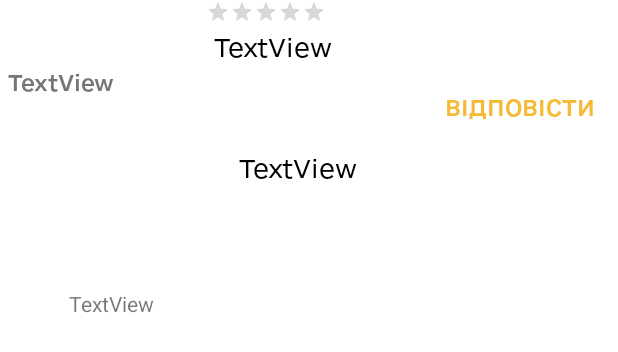
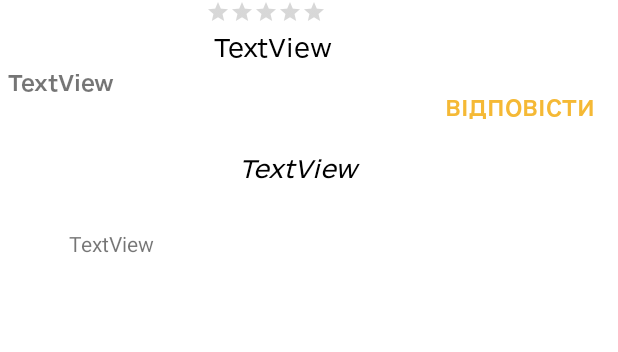
Before and after one commit to cryzalit/MyHosp, an Android app: the layout comment_view.xml on its own in the app's theme, with its tools: preview values and no code run, on a phone screen of 412 x 824 dp. Shown: the top 352 px of the screen. Run offline under Robolectric (Android 15) with nearby library versions, the phone set to English and light mode, and no system bars.

```diff
--- a/app/src/main/res/layout/activity_doctor_profile.xml
+++ b/app/src/main/res/layout/activity_doctor_profile.xml
@@ -106,7 +106,9 @@
             android:layout_height="wrap_content"
             android:layout_weight="1"
             android:onClick="sendcomment"
-            android:text="ВІДПРАВИТИ" />
+            android:text="ВІДПРАВИТИ"
+            android:textSize="16sp"
+            android:textStyle="bold" />
     </LinearLayout>
 
     <LinearLayout
--- a/app/src/main/res/layout/comment_view.xml
+++ b/app/src/main/res/layout/comment_view.xml
@@ -93,7 +93,7 @@
 
         <LinearLayout
             android:layout_width="0dp"
-            android:layout_height="wrap_content"
+            android:layout_height="match_parent"
             android:layout_weight="3"
             android:orientation="vertical"
             android:paddingStart="15dp">
@@ -104,7 +104,7 @@
                 android:layout_height="wrap_content"
                 android:layout_margin="5dp"
                 android:maxHeight="80dp"
-                android:minHeight="80dp" />
+                android:minHeight="40dp" />
 
             <TextView
                 android:id="@+id/doctor_name"
@@ -123,12 +123,13 @@
             <TextView
                 android:id="@+id/answer_comment"
                 android:layout_width="match_parent"
-                android:layout_height="match_parent"
+                android:layout_height="wrap_content"
                 android:layout_margin="5dp"
                 android:fontFamily="@font/eukrainel"
                 android:text="TextView"
                 android:textColor="@color/black"
-                android:textSize="16sp" />
+                android:textSize="16sp"
+                android:textStyle="italic" />
         </LinearLayout>
     </LinearLayout>
 </LinearLayout>
--- a/app/src/main/res/values/colors.xml
+++ b/app/src/main/res/values/colors.xml
@@ -8,6 +8,10 @@
     <color name="black">#FF000000</color>
     <color name="white">#FFFFFFFF</color>
     <color name="orange">#F5B935</color>
+    <color name="mygreen">#08836a</color>
+    <color name="myred">#a90000</color>
+
+    #8f0000
 
 
 </resources>
--- a/app/src/main/res/values/themes.xml
+++ b/app/src/main/res/values/themes.xml
@@ -2,8 +2,8 @@
     <!-- Base application theme. -->
     <style name="Theme.MyHosp" parent="Theme.MaterialComponents.DayNight.DarkActionBar">
         <!-- Primary brand color. -->
-        <item name="colorPrimary">@color/purple_500</item>
-        <item name="colorPrimaryVariant">@color/purple_700</item>
+        <item name="colorPrimary">@color/mygreen</item>
+        <item name="colorPrimaryVariant">@color/myred</item>
         <item name="colorOnPrimary">@color/white</item>
         <!-- Secondary brand color. -->
         <item name="colorSecondary">@color/orange</item>
```
